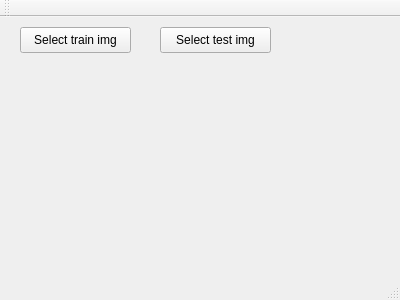
The window that fr/gui/mainwindow.ui (bergmansj/sparks) describes before a commit, drawn with Qt 5.
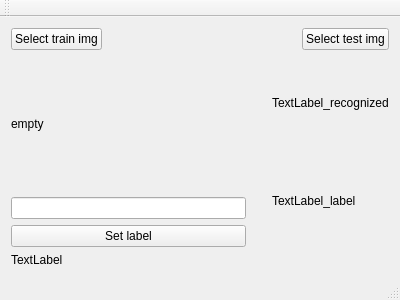
The same window after the commit.

Commit message: A working GUI, but a crash in opencv. Needs to be sorted out.

What changed in the file:
```diff
--- a/fr/gui/mainwindow.ui
+++ b/fr/gui/mainwindow.ui
@@ -14,32 +14,106 @@
    <string>MainWindow</string>
   </property>
   <widget class="QWidget" name="centralWidget">
-   <widget class="QPushButton" name="pushButton">
-    <property name="geometry">
-     <rect>
-      <x>20</x>
-      <y>10</y>
-      <width>111</width>
-      <height>26</height>
-     </rect>
-    </property>
-    <property name="text">
-     <string>Select train img</string>
-    </property>
-   </widget>
-   <widget class="QPushButton" name="pushButton_2">
-    <property name="geometry">
-     <rect>
-      <x>160</x>
-      <y>10</y>
-      <width>111</width>
-      <height>26</height>
-     </rect>
-    </property>
-    <property name="text">
-     <string>Select test img</string>
-    </property>
-   </widget>
+   <layout class="QVBoxLayout" name="verticalLayout_2">
+    <item>
+     <layout class="QHBoxLayout" name="horizontalLayout">
+      <item>
+       <widget class="QPushButton" name="pushButton">
+        <property name="text">
+         <string>Select train img</string>
+        </property>
+       </widget>
+      </item>
+      <item>
+       <spacer name="horizontalSpacer">
+        <property name="orientation">
+         <enum>Qt::Horizontal</enum>
+        </property>
+        <property name="sizeHint" stdset="0">
+         <size>
+          <width>40</width>
+          <height>20</height>
+         </size>
+        </property>
+       </spacer>
+      </item>
+      <item>
+       <widget class="QPushButton" name="pushButton_2">
+        <property name="text">
+         <string>Select test img</string>
+        </property>
+       </widget>
+      </item>
+     </layout>
+    </item>
+    <item>
+     <layout class="QHBoxLayout" name="horizontalLayout_2">
+      <item>
+       <layout class="QVBoxLayout" name="verticalLayout_4">
+        <item>
+         <widget class="QLabel" name="TextLabel_unlabeled">
+          <property name="text">
+           <string>empty</string>
+          </property>
+         </widget>
+        </item>
+        <item>
+         <widget class="QLineEdit" name="lineEdit_label">
+          <property name="text">
+           <string/>
+          </property>
+         </widget>
+        </item>
+        <item>
+         <widget class="QPushButton" name="Button_set_label">
+          <property name="text">
+           <string>Set label</string>
+          </property>
+         </widget>
+        </item>
+       </layout>
+      </item>
+      <item>
+       <spacer name="verticalSpacer">
+        <property name="orientation">
+         <enum>Qt::Vertical</enum>
+        </property>
+        <property name="sizeHint" stdset="0">
+         <size>
+          <width>20</width>
+          <height>40</height>
+         </size>
+        </property>
+       </spacer>
+      </item>
+      <item>
+       <layout class="QVBoxLayout" name="verticalLayout_3">
+        <item>
+         <widget class="QLabel" name="TextLabel_recognized">
+          <property name="text">
+           <string>TextLabel_recognized</string>
+          </property>
+         </widget>
+        </item>
+        <item>
+         <widget class="QLabel" name="TextLabel_label">
+          <property name="text">
+           <string>TextLabel_label</string>
+          </property>
+         </widget>
+        </item>
+       </layout>
+      </item>
+     </layout>
+    </item>
+    <item>
+     <widget class="QLabel" name="label_status">
+      <property name="text">
+       <string>TextLabel</string>
+      </property>
+     </widget>
+    </item>
+   </layout>
   </widget>
   <widget class="QMenuBar" name="menuBar">
    <property name="geometry">
```
Left out of the diff: 2 changed lines with no effect on the pictures. The commit also changes 4 other files.
